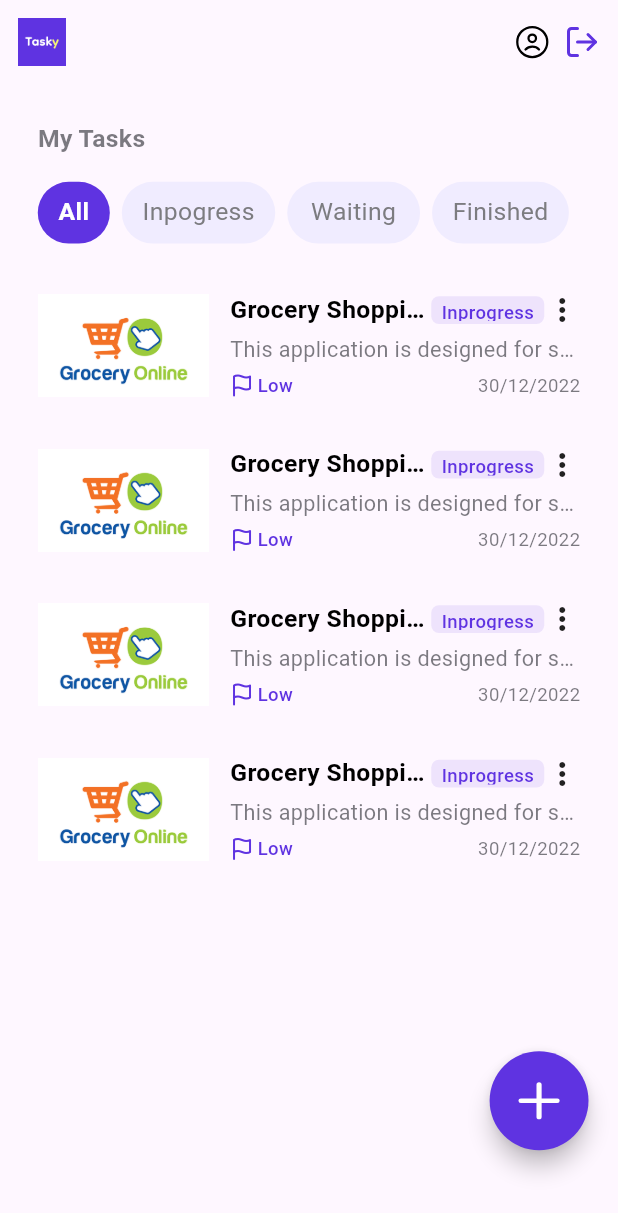
After one commit to HasnaaMostafa/zbooma_task, a Flutter app: the HomeView screen opened directly, on a phone screen of 412 x 824 dp. The commit adds this screen. Shown: the top 1213 px of the screen. Run offline on Flutter 3.47's test engine with Material 3 defaults, Android fonts, the phone set to English and light mode, and no system bars; our stand-ins replace cached_network_image, flutter_bloc, flutter_screenutil, flutter_spinkit, flutter_svg, fluttertoast and 4 more; accounts and stored records are empty.

Commit message:
home and app icon done

```diff
--- a/lib/core/static/app_assets.dart
+++ b/lib/core/static/app_assets.dart
@@ -1,6 +1,6 @@
 class AppImages {
   static const String _assetsPath = 'assets/images/photos';
-  static const String background = '$_assetsPath/background.png';
   static const String appLogo = '$_assetsPath/app_logo.png';
   static const String bannerImg = '$_assetsPath/banner_img.png';
+  static const String task='$_assetsPath/img.png';
 }
--- a/lib/core/static/app_styles.dart
+++ b/lib/core/static/app_styles.dart
@@ -14,7 +14,7 @@ class AppStyles {
     fontWeight: FontWeight.bold,
   );
 
-   static TextStyle bold16White = TextStyle(
+  static TextStyle bold16White = TextStyle(
     color: AppColors.white,
     fontSize: 16.r,
     fontWeight: FontWeight.bold,
@@ -37,6 +37,17 @@ class AppStyles {
     fontSize: 14.r,
     fontWeight: FontWeight.w500,
   );
+   static TextStyle medium12 = TextStyle(
+    color: Color(0xff2F2F2F),
+    fontSize: 12.r,
+    fontWeight: FontWeight.w500,
+  );
+
+   static TextStyle regular12Grey6E = TextStyle(
+    color: AppColors.grey6E,
+    fontSize: 12.r,
+    fontWeight: FontWeight.w400,
+  );
   static TextStyle regular14Grey6E = TextStyle(
     color: AppColors.grey6E,
     fontSize: 14.r,
@@ -48,4 +59,10 @@ class AppStyles {
     fontSize: 14.r,
     fontWeight: FontWeight.w400,
   );
+
+  static TextStyle regular16Grey7C = TextStyle(
+    color: AppColors.grey7C,
+    fontSize: 16.r,
+    fontWeight: FontWeight.w400,
+  );
 }
--- a/lib/core/theme/colors.dart
+++ b/lib/core/theme/colors.dart
@@ -4,6 +4,7 @@ class AppColors {
   static const Color primary = Color(0xFF5F33E1);
   static const Color grey6E = Color(0xff6E6A7C);
   static const Color grey7F = Color(0xff7F7F7F);
+  static const Color grey7C = Color(0xff7C7C80);
   static const Color borderColor = Color(0xffBABABA);
   static const Color primaryLight = Color(0xFFBFEBC0);
   static const Color lightPrimary = Color(0xFFBFEBC0);
--- a/lib/features/auth/presentation/pages/login_view.dart
+++ b/lib/features/auth/presentation/pages/login_view.dart
@@ -7,6 +7,7 @@ import 'package:zbooma_task/core/utils/widgets/buttons/custom_text_button.dart';
 import 'package:zbooma_task/core/utils/widgets/inputs/custom_text_text_field.dart';
 import 'package:zbooma_task/core/utils/widgets/inputs/phone_number_text_field.dart';
 import 'package:zbooma_task/features/auth/presentation/pages/register_view.dart';
+import 'package:zbooma_task/features/home/presentation/pages/home_view.dart';
 
 class LoginView extends StatelessWidget {
   const LoginView({super.key});
@@ -40,7 +41,15 @@ class LoginView extends StatelessWidget {
                       isLast: true,
                     ),
                     SizedBox(height: 24.h),
-                    CustomElevatedButton(title: "Sign In", onPressed: () {}),
+                    CustomElevatedButton(title: "Sign In", onPressed: () {
+                       Navigator.push(
+                              context,
+                              MaterialPageRoute(
+                                builder:
+                                    (BuildContext context) => HomeView(),
+                              ),
+                            );
+                    }),
                     SizedBox(height: 24.h),
                     Row(
                       mainAxisAlignment: MainAxisAlignment.center,
--- a/lib/features/auth/presentation/pages/register_view.dart
+++ b/lib/features/auth/presentation/pages/register_view.dart
@@ -9,6 +9,7 @@ import 'package:zbooma_task/core/utils/widgets/buttons/custom_text_button.dart';
 import 'package:zbooma_task/core/utils/widgets/inputs/custom_text_text_field.dart';
 import 'package:zbooma_task/core/utils/widgets/inputs/drop_menu_text_field.dart';
 import 'package:zbooma_task/core/utils/widgets/inputs/phone_number_text_field.dart';
+import 'package:zbooma_task/features/home/presentation/pages/home_view.dart';
 
 class RegisterView extends StatelessWidget {
   const RegisterView({super.key});
@@ -78,7 +79,17 @@ class RegisterView extends StatelessWidget {
                       controller: TextEditingController(),
                     ),
                     SizedBox(height: 24.h),
-                    CustomElevatedButton(title: "Sign up", onPressed: () {}),
+                    CustomElevatedButton(
+                      title: "Sign up",
+                      onPressed: () {
+                        Navigator.push(
+                          context,
+                          MaterialPageRoute(
+                            builder: (BuildContext context) => HomeView(),
+                          ),
+                        );
+                      },
+                    ),
                     SizedBox(height: 24.h),
                     Row(
                       mainAxisAlignment: MainAxisAlignment.center,
--- /dev/null
+++ b/lib/features/home/presentation/pages/home_view.dart
@@ -0,0 +1,57 @@
+import 'package:flutter/material.dart';
+import 'package:flutter_screenutil/flutter_screenutil.dart';
+import 'package:flutter_svg/svg.dart';
+import 'package:zbooma_task/core/static/app_assets.dart';
+import 'package:zbooma_task/core/static/app_styles.dart';
+import 'package:zbooma_task/core/static/icons.dart';
+import 'package:zbooma_task/features/home/presentation/widgets/animated_fab.dart';
+import 'package:zbooma_task/features/home/presentation/widgets/category_listview.dart';
+import 'package:zbooma_task/features/home/presentation/widgets/task_item.dart';
+
+class HomeView extends StatelessWidget {
+  const HomeView({super.key});
+
+  @override
+  Widget build(BuildContext context) {
+    return Scaffold(
+      floatingActionButton: AnimatedFAB(),
+      appBar: AppBar(
+        leading: Padding(
+          padding: const EdgeInsets.symmetric(horizontal: 12.0),
+          child: Image.asset(AppImages.appLogo, height: 32.h),
+        ),
+        actions: [
+          SvgPicture.asset(AppIcons.profileIc),
+          SizedBox(width: 8.w),
+          Padding(
+            padding: const EdgeInsets.only(right: 12.0),
+            child: SvgPicture.asset(AppIcons.logoutIc),
+          ),
+        ],
+      ),
+      body: Padding(
+        padding: EdgeInsets.symmetric(horizontal: 22.w, vertical: 24.h),
+        child: Column(
+          crossAxisAlignment: CrossAxisAlignment.start,
+          children: [
+            Text(
+              "My Tasks",
+              style: AppStyles.bold16White.copyWith(
+                color: Color(0xff24252C).withValues(alpha: 0.6),
+              ),
+            ),
+            SizedBox(height: 16.h),
+            CategoryListView(),
+            ListView.builder(
+              itemCount: 4,
+              shrinkWrap: true,
+              itemBuilder: (context, index) {
+                return TaskItem();
+              },
+            ),
+          ],
+        ),
+      ),
+    );
+  }
+}
--- /dev/null
+++ b/lib/features/home/presentation/widgets/animated_fab.dart
@@ -0,0 +1,193 @@
+import 'package:flutter/material.dart';
+import 'package:flutter_screenutil/flutter_screenutil.dart';
+import 'package:flutter_svg/svg.dart';
+import 'package:zbooma_task/core/static/icons.dart';
+import 'package:zbooma_task/core/theme/colors.dart';
+
+class AnimatedFAB extends StatefulWidget {
+  const AnimatedFAB({super.key});
+
+  @override
+  State<AnimatedFAB> createState() => _AnimatedFABState();
+}
+
+class _AnimatedFABState extends State<AnimatedFAB>
+    with SingleTickerProviderStateMixin {
+  bool isOpened = false;
+  late AnimationController _animationController;
+  late Animation<double> _rotateAnimation;
+  late Animation<double> _translateButton;
+  final Curve _curve = Curves.easeIn;
+
+  @override
+  void initState() {
+    _animationController = AnimationController(
+      vsync: this,
+      duration: const Duration(milliseconds: 500),
+    )..addListener(() {
+      setState(() {});
+    });
+
+    _rotateAnimation = Tween<double>(begin: 0.0, end: 45.0 / 360.0).animate(
+      CurvedAnimation(parent: _animationController, curve: Curves.easeOutQuart),
+    );
+
+    _translateButton = Tween<double>(begin: 0.0, end: -80.0).animate(
+      CurvedAnimation(
+        parent: _animationController,
+        curve: Interval(0.0, 0.75, curve: _curve),
+      ),
+    );
+    super.initState();
+  }
+
+  @override
+  void dispose() {
+    _animationController.dispose();
+    super.dispose();
+  }
+
+  void animate() {
+    if (!isOpened) {
+      _animationController.forward();
+    } else {
+      _animationController.reverse();
+    }
+    isOpened = !isOpened;
+  }
+
+  @override
+  Widget build(BuildContext context) {
+    return Stack(
+      children: [
+        BuildAditionalFABIcon(
+          title: " ",
+          heroTagSuffix: "1",
+          icon: AppIcons.qrIc,
+          onPressed: () {},
+          isOpened: isOpened,
+          y: _translateButton.value,
+          offset: 0.h,
+        ),
+        BuildMainIcon(
+          rotate: _rotateAnimation,
+          rotateAnimation: _rotateAnimation,
+          onPressedAnimate: animate,
+        ),
+      ],
+    );
+  }
+}
+
+class BuildMainIcon extends StatelessWidget {
+  const BuildMainIcon({
+    super.key,
+    required this.onPressedAnimate,
+    required this.rotateAnimation,
+    required this.rotate,
+  });
+
+  final void Function() onPressedAnimate;
+  final Listenable rotateAnimation;
+  final Animation<double> rotate;
+
+  @override
+  Widget build(BuildContext context) {
+    return Positioned(
+      bottom: 40.h,
+      right: 0,
+      child: AnimatedContainer(
+        duration: const Duration(milliseconds: 300),
+        height: 64.h,
+        width: 64.w,
+        child: FloatingActionButton(
+          heroTag: 'mainFAB',
+          onPressed: onPressedAnimate,
+          backgroundColor: AppColors.primary,
+          shape: CircleBorder(),
+          child: AnimatedBuilder(
+            animation: rotateAnimation,
+            builder: (context, child) {
+              return Transform.rotate(
+                angle: rotate.value * 2 * 3.14159,
+                child: Stack(
+                  alignment: Alignment.center,
+                  children: [
+                    Container(
+                      width: 3.w,
+                      height: 24.h,
+                      decoration: BoxDecoration(
+                        color: Colors.white,
+                        borderRadius: BorderRadius.circular(2.r),
+                      ),
+                    ),
+                    Container(
+                      width: 24.w,
+                      height: 3.h,
+                      decoration: BoxDecoration(
+                        color: Colors.white,
+                        borderRadius: BorderRadius.circular(2.r),
+                      ),
+                    ),
+                  ],
+                ),
+              );
+            },
+          ),
+        ),
+      ),
+    );
+  }
+}
+
+class BuildAditionalFABIcon extends StatelessWidget {
+  const BuildAditionalFABIcon({
+    super.key,
+    required this.icon,
+    required this.onPressed,
+    required this.offset,
+    required this.isOpened,
+    required this.y,
+    required this.heroTagSuffix,
+    required this.title,
+  });
+
+  final String icon;
+  final VoidCallback onPressed;
+  final double offset;
+  final bool isOpened;
+  final double y;
+  final String heroTagSuffix;
+  final String title;
+
+  @override
+  Widget build(BuildContext context) {
+    return Positioned(
+      bottom: 40.h + offset,
+      right: 5.w,
+      child: Transform(
+        transform: Matrix4.translationValues(0.0, y, 0.0),
+        child: Row(
+          children: [
+            AnimatedOpacity(
+              duration: const Duration(milliseconds: 150),
+              opacity: isOpened ? 1.0 : 0.0,
+              child: SizedBox(
+                height: 50.h,
+                width: 50.w,
+                child: FloatingActionButton(
+                  heroTag: 'additionalFAB_$heroTagSuffix',
+                  onPressed: onPressed,
+                  mini: true,
+                  backgroundColor: Color(0xffEBE5FF),
+                  shape: CircleBorder(),
+                  child: SvgPicture.asset(icon),
+                ),
+              ),
+            ),
+          ],
+        ),
+      ),
+    );
+  }
+}
--- /dev/null
+++ b/lib/features/home/presentation/widgets/category_item.dart
@@ -0,0 +1,42 @@
+import 'package:flutter/material.dart';
+import 'package:flutter_screenutil/flutter_screenutil.dart';
+import 'package:zbooma_task/core/static/app_styles.dart';
+import 'package:zbooma_task/core/theme/colors.dart';
+
+class CategoryItem extends StatelessWidget {
+  const CategoryItem({
+    super.key,
+    required this.title,
+    required this.isSelected,
+    required this.onTap,
+  });
+
+  final String title;
+  final bool isSelected;
+  final VoidCallback onTap;
+
+  @override
+  Widget build(BuildContext context) {
+    return GestureDetector(
+      onTap: onTap,
+      child: AnimatedContainer(
+        padding: EdgeInsets.symmetric(horizontal: 12.w, vertical: 8.h),
+        decoration: ShapeDecoration(
+          color: isSelected ? AppColors.primary : Color(0xffF0ECFF),
+          shape: RoundedRectangleBorder(
+            borderRadius: BorderRadius.circular(24.r),
+          ),
+        ),
+        duration: const Duration(milliseconds: 200),
+        child: Center(
+          child: Text(
+            title,
+            textAlign: TextAlign.center,
+            style:
+                isSelected ? AppStyles.bold16White : AppStyles.regular16Grey7C,
+          ),
+        ),
+      ),
+    );
+  }
+}
--- /dev/null
+++ b/lib/features/home/presentation/widgets/category_listview.dart
@@ -0,0 +1,47 @@
+import 'package:flutter/material.dart';
+import 'package:flutter_screenutil/flutter_screenutil.dart';
+import 'package:zbooma_task/features/home/presentation/widgets/category_item.dart';
+
+class CategoryListView extends StatefulWidget {
+  const CategoryListView({super.key});
+
+  static const List<String> titles = [
+   "All",
+    "Inpogress",
+    "Waiting ",
+    "Finished",
+  ];
+
+  @override
+  State<CategoryListView> createState() => _CategoryListViewState();
+}
+
+class _CategoryListViewState extends State<CategoryListView> {
+  int selectedIndex = 0;
+
+  @override
+  Widget build(BuildContext context) {
+    return Padding(
+      padding: EdgeInsets.only(bottom: 16.h,),
+      child: SizedBox(
+        height: 40.h,
+        child: ListView.separated(
+          scrollDirection: Axis.horizontal,
+          itemCount: CategoryListView.titles.length,
+          separatorBuilder: (context, index) => SizedBox(width: 8,),
+          itemBuilder: (context, index) {
+            return CategoryItem(
+              title: CategoryListView.titles[index],
+              isSelected: selectedIndex == index,
+              onTap: () {
+                setState(() {
+                  selectedIndex = index;
+                });
+              },
+            );
+          },
+        ),
+      ),
+    );
+  }
+}
--- /dev/null
+++ b/lib/features/home/presentation/widgets/task_item.dart
@@ -0,0 +1,101 @@
+import 'package:flutter/material.dart';
+import 'package:flutter_screenutil/flutter_screenutil.dart';
+import 'package:flutter_svg/flutter_svg.dart';
+import 'package:zbooma_task/core/static/app_assets.dart';
+import 'package:zbooma_task/core/static/app_styles.dart';
+import 'package:zbooma_task/core/static/icons.dart';
+import 'package:zbooma_task/core/theme/colors.dart';
+
+class TaskItem extends StatelessWidget {
+  const TaskItem({super.key});
+
+  @override
+  Widget build(BuildContext context) {
+    return Row(
+      children: [
+        Container(
+          height: 100.h,
+          width: 100.w,
+          decoration: BoxDecoration(
+            image: DecorationImage(image: AssetImage(AppImages.task)),
+          ),
+        ),
+        SizedBox(width: 12.w),
+        Expanded(
+          child: Column(
+            crossAxisAlignment: CrossAxisAlignment.start,
+            children: [
+              Row(
+                children: [
+                  Expanded(
+                    child: Text(
+                      "Grocery Shopping App",
+                      overflow: TextOverflow.ellipsis,
+                      style: AppStyles.bold16White.copyWith(
+                        color: Colors.black,
+                      ),
+                    ),
+                  ),
+                  TaskStatus(),
+                  Icon(Icons.more_vert_sharp),
+                ],
+              ),
+              SizedBox(height: 4.h),
+              Text(
+                "This application is designed for super shops. By using ",
+                maxLines: 1,
+                overflow: TextOverflow.ellipsis,
+                style: AppStyles.regular14Grey6E.copyWith(
+                  color: Color(0xff24252C).withValues(alpha: 0.6),
+                ),
+              ),
+              SizedBox(height: 4.h),
+              Row(
+                children: [
+                  SvgPicture.asset(AppIcons.flagIc),
+                  SizedBox(width: 2.w),
+                  Text(
+                    "Low",
+                    style: AppStyles.medium12.copyWith(
+                      color: AppColors.primary,
+                    ),
+                  ),
+                  Spacer(),
+                  Text(
+                    "30/12/2022",
+                    style: AppStyles.regular12Grey6E.copyWith(
+                      color: Color(0xff24252C).withValues(alpha: 0.6),
+                    ),
+                  ),
+                ],
+              ),
+            ],
+          ),
+        ),
+      ],
+    );
+  }
+}
+
+class TaskStatus extends StatelessWidget {
+  const TaskStatus({super.key});
+
+  @override
+  Widget build(BuildContext context) {
+    return Container(
+      height: 18.h,
+
+      padding: EdgeInsets.symmetric(vertical: 2.h, horizontal: 6.w),
+      decoration: ShapeDecoration(
+        color: AppColors.primary.withValues(alpha: 0.1),
+        shape: RoundedRectangleBorder(borderRadius: BorderRadius.circular(5.r)),
+      ),
+      child: Center(
+        child: Text(
+          "Inprogress",
+          style: AppStyles.medium12.copyWith(color: AppColors.primary),
+        ),
+      ),
+    );
+  }
+}
--- a/pubspec.yaml
+++ b/pubspec.yaml
@@ -57,6 +57,7 @@ dev_dependencies:
   # package. See that file for information about deactivating specific lint
   # rules and activating additional ones.
   flutter_lints: ^5.0.0
+  icons_launcher: ^3.0.1
 
 # For information on the generic Dart part of this file, see the
 # following page: https://dart.dev/tools/pub/pubspec
```
Also changed, not shown: pubspec.lock, 23 other files.
